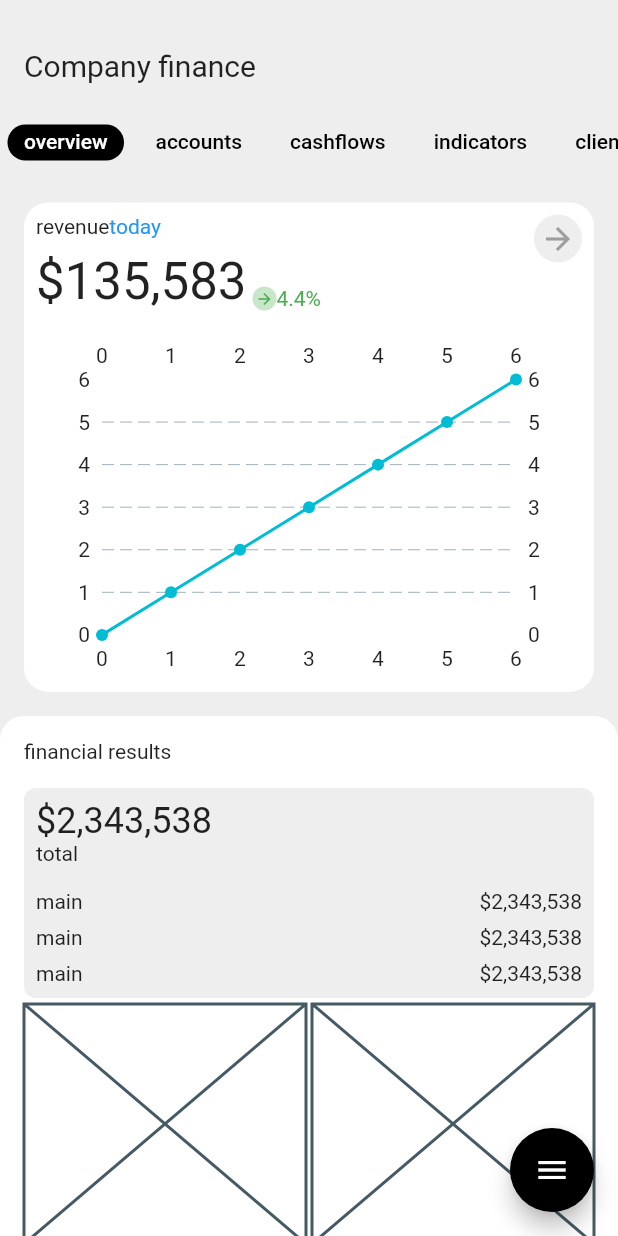
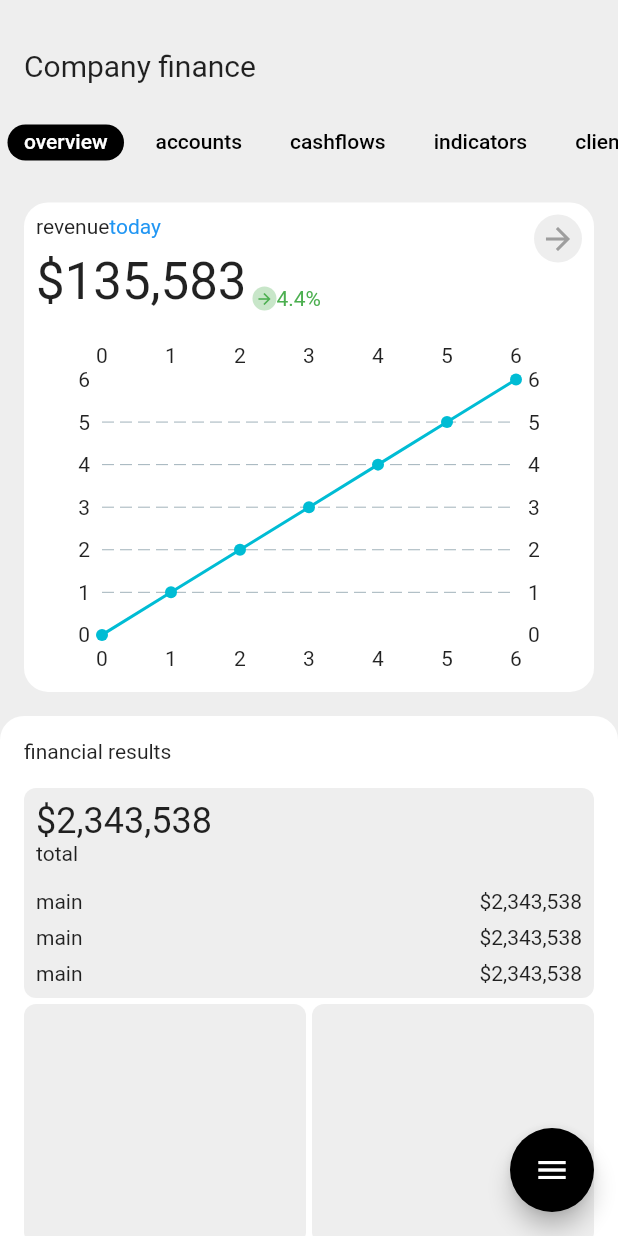
Before and after one commit to JAICHANGPARK/flutter_notebook_19th_story, a Flutter app: the screen it shows after launch, on a phone screen of 412 x 824 dp. Run offline on Flutter 3.47's test engine with Material 2 defaults, Android fonts, the phone set to English and light mode, and no system bars; drawn by our look-alikes of fl_chart; our stand-ins replace bubble_tab_indicator, cached_network_image, countup, flutter_riverpod, freezed_annotation, smooth_page_indicator and 1 more.

Commit message:
Update biz_main_page.dart

```diff
--- a/lib/ep1136_business_assistance_app/src/ui/biz_main_page.dart
+++ b/lib/ep1136_business_assistance_app/src/ui/biz_main_page.dart
@@ -272,9 +272,19 @@ class _BizMainPageState extends State<BizMainPage> with SingleTickerProviderStat
                                 height: 160,
                                 child: Row(
                                   children: [
-                                    Expanded(child: Placeholder()),
+                                    Expanded(child: Container(
+                                      decoration: BoxDecoration(
+                                          color: Colors.grey[200],
+                                          borderRadius: BorderRadius.circular(8)
+                                      ),
+                                    )),
                                     SizedBox(width: 4,),
-                                    Expanded(child: Placeholder())
+                                    Expanded(child: Container(
+                                      decoration: BoxDecoration(
+                                          color: Colors.grey[200],
+                                          borderRadius: BorderRadius.circular(8)
+                                      ),
+                                    ))
                                   ],
                                 ),
                               )
```
